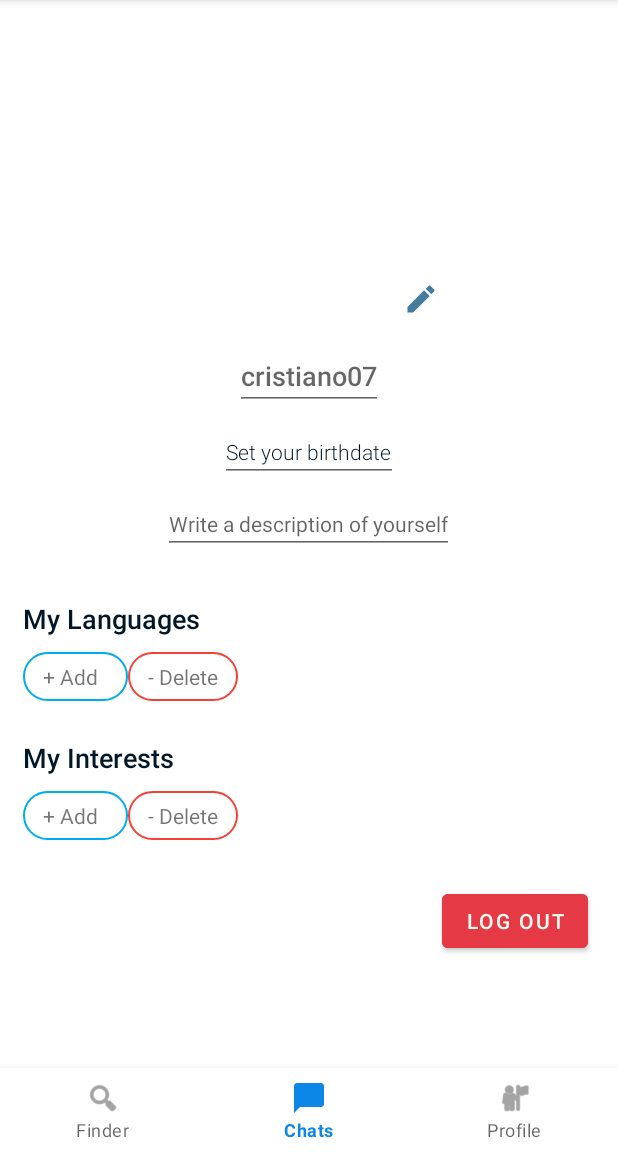
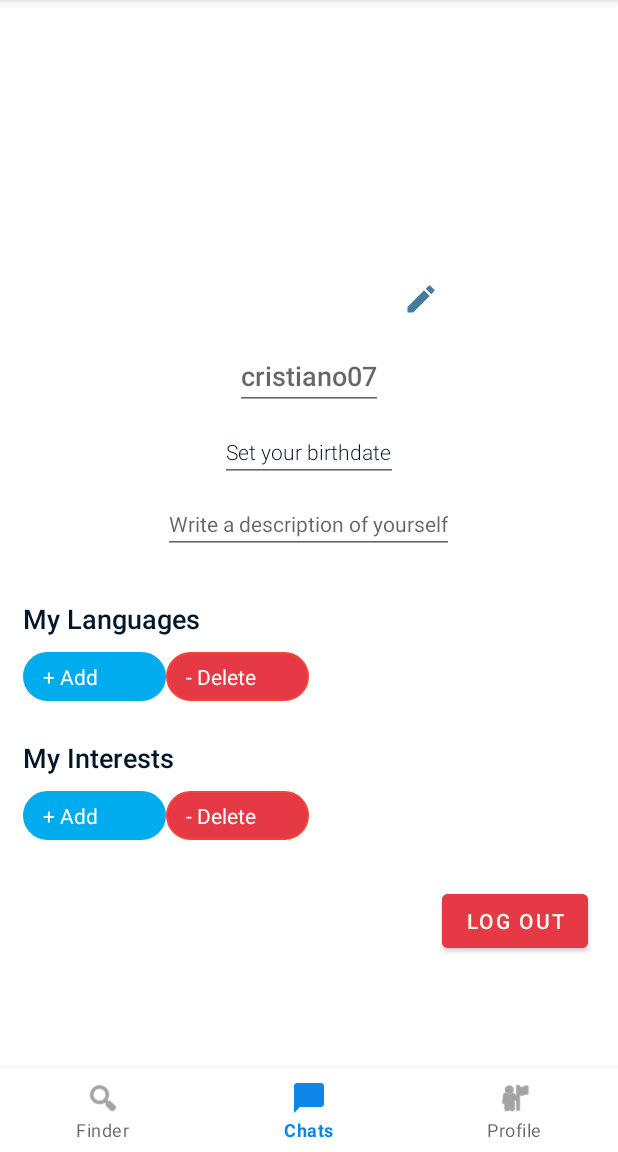
Before and after one commit to RafaelHinojosa/Duce, an Android app: the fragment MyProfileTabFragment placed in its activity, on a phone screen of 412 x 824 dp, the part 84-1236 px from its top. Run offline under Robolectric (Android 15) with nearby library versions, the phone set to English and light mode, and no system bars; our stand-ins replace FlexboxLayout; libraries missing offline, so code that uses them is left out: com.parse, com.parse.livequery, es.dmoral.toasty, org.parceler; pictures from the network do not load; 30 statements that could not run were skipped.

Commit message:
Language boxes refactored

```diff
--- a/app/src/main/java/duce/fragments/MyProfileTabFragment.java
+++ b/app/src/main/java/duce/fragments/MyProfileTabFragment.java
@@ -433,6 +433,8 @@ public class MyProfileTabFragment extends Fragment {
         textView.setIncludeFontPadding(true);
         textView.setPadding(20,10,20,10);
         textView.setCompoundDrawablePadding(5);
+        textView.setTextColor(ContextCompat.getColor(getContext(), R.color.rich_black_fogra_29));
+        //textView.setTextAlignment(0);
         textView.setBackground(ContextCompat.getDrawable(getContext(), R.drawable.language_box));
         FlexboxLayout.LayoutParams params = new FlexboxLayout.LayoutParams(
                 FlexboxLayout.LayoutParams.WRAP_CONTENT,
@@ -451,6 +453,7 @@ public class MyProfileTabFragment extends Fragment {
         mTvAddLanguage.setIncludeFontPadding(true);
         mTvAddLanguage.setPadding(20,10,20,10);
         mTvAddLanguage.setCompoundDrawablePadding(5);
+        mTvAddLanguage.setTextColor(ContextCompat.getColor(getContext(), R.color.baby_powder));
         mTvAddLanguage.setBackground(ContextCompat.getDrawable(getContext(), R.drawable.add_language_box));
 
         FlexboxLayout.LayoutParams params = new FlexboxLayout.LayoutParams(
@@ -477,6 +480,7 @@ public class MyProfileTabFragment extends Fragment {
         mTvAddInterest.setIncludeFontPadding(true);
         mTvAddInterest.setPadding(20,10,20,10);
         mTvAddInterest.setCompoundDrawablePadding(5);
+        mTvAddInterest.setTextColor(ContextCompat.getColor(getContext(), R.color.baby_powder));
         mTvAddInterest.setBackground(ContextCompat.getDrawable(getContext(), R.drawable.add_language_box));
 
         FlexboxLayout.LayoutParams params = new FlexboxLayout.LayoutParams(
@@ -503,6 +507,7 @@ public class MyProfileTabFragment extends Fragment {
         mTvDeleteLanguage.setIncludeFontPadding(true);
         mTvDeleteLanguage.setPadding(20,10,20,10);
         mTvDeleteLanguage.setCompoundDrawablePadding(5);
+        mTvDeleteLanguage.setTextColor(ContextCompat.getColor(getContext(), R.color.baby_powder));
         mTvDeleteLanguage.setBackground(ContextCompat.getDrawable(getContext(), R.drawable.delete_language_box));
 
         FlexboxLayout.LayoutParams params = new FlexboxLayout.LayoutParams(
@@ -529,6 +534,7 @@ public class MyProfileTabFragment extends Fragment {
         mTvDeleteInterest.setIncludeFontPadding(true);
         mTvDeleteInterest.setPadding(20,10,20,10);
         mTvDeleteInterest.setCompoundDrawablePadding(5);
+        mTvDeleteInterest.setTextColor(ContextCompat.getColor(getContext(), R.color.baby_powder));
         mTvDeleteInterest.setBackground(ContextCompat.getDrawable(getContext(), R.drawable.delete_language_box));
 
         FlexboxLayout.LayoutParams params = new FlexboxLayout.LayoutParams(
--- a/app/src/main/java/duce/fragments/OtherProfileTabFragment.java
+++ b/app/src/main/java/duce/fragments/OtherProfileTabFragment.java
@@ -283,7 +283,6 @@ public class OtherProfileTabFragment extends Fragment {
         return ageString;
     }
 
-
     public void setLanguages() {
         mFlMyLanguages.removeAllViews();
         mFlMyInterests.removeAllViews();
@@ -324,6 +323,7 @@ public class OtherProfileTabFragment extends Fragment {
         textView.setIncludeFontPadding(true);
         textView.setPadding(20,10,20,10);
         textView.setCompoundDrawablePadding(5);
+        textView.setTextColor(ContextCompat.getColor(getContext(), R.color.rich_black_fogra_29));
         textView.setBackground(ContextCompat.getDrawable(getContext(), R.drawable.language_box));
         FlexboxLayout.LayoutParams params = new FlexboxLayout.LayoutParams(
                 FlexboxLayout.LayoutParams.WRAP_CONTENT,
--- a/app/src/main/res/drawable/add_language_box.xml
+++ b/app/src/main/res/drawable/add_language_box.xml
@@ -11,11 +11,11 @@
         android:width="1dp"
         />
 
-    <solid android:color="@color/white"/>
+    <solid android:color="@color/add_blue" />
 
     <size
         android:height="20dp"
-        android:width="70dp"
+        android:width="95dp"
         />
 
 </shape>
--- a/app/src/main/res/drawable/delete_language_box.xml
+++ b/app/src/main/res/drawable/delete_language_box.xml
@@ -10,11 +10,11 @@
         android:width="1dp"
         />
 
-    <solid android:color="@color/white"/>
+    <solid android:color="@color/imperial_red" />
 
     <size
         android:height="20dp"
-        android:width="70dp"
+        android:width="95dp"
         />
 
 </shape>
--- a/app/src/main/res/drawable/language_box.xml
+++ b/app/src/main/res/drawable/language_box.xml
@@ -13,8 +13,8 @@
     <solid android:color="@color/white"/>
 
     <size
-        android:height="20dp"
-        android:width="70dp"
+        android:height="25dp"
+        android:width="95dp"
         />
 
 </shape>
--- a/app/src/main/res/layout/my_profile_tab_fragment.xml
+++ b/app/src/main/res/layout/my_profile_tab_fragment.xml
@@ -163,7 +163,7 @@
         <!-- My Languages Layout -->
         <com.google.android.flexbox.FlexboxLayout
             android:id="@+id/flMyLanguages"
-            android:layout_width="350dp"
+            android:layout_width="380dp"
             android:layout_height="wrap_content"
             android:layout_below="@+id/tvMyLanguages"
             android:layout_alignStart="@+id/tvMyLanguages"
@@ -194,7 +194,7 @@
         <!-- My Interests Layout -->
         <com.google.android.flexbox.FlexboxLayout
             android:id="@+id/flMyInterests"
-            android:layout_width="350dp"
+            android:layout_width="380dp"
             android:layout_height="wrap_content"
             android:layout_below="@+id/tvMyInterests"
             android:layout_alignStart="@+id/tvMyInterests"
```
